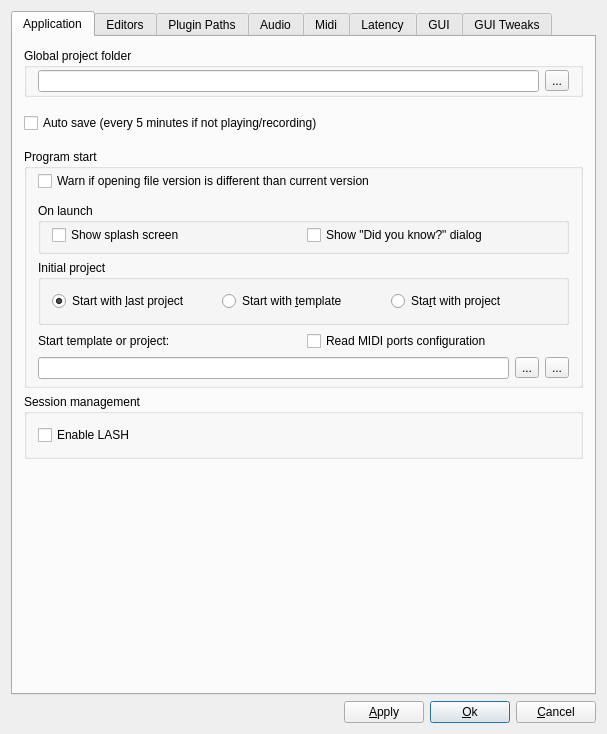
Old version of the form src/muse/components/gensetbase.ui in the repository emrum/muse.
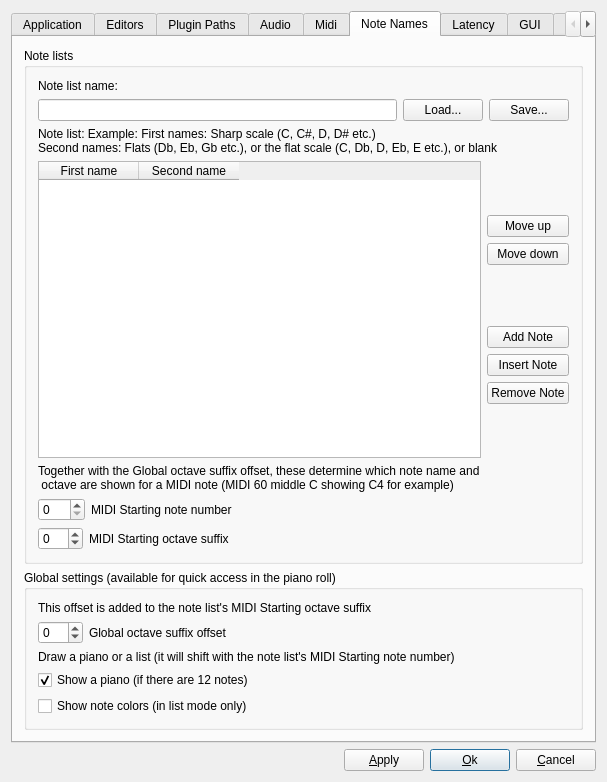
New version of the form. The open tabs and pages were chosen to show the change.

Commit message: Issue 1308 fixes: Feat req Adjustable Middle C

The edit to the form file:
```diff
--- a/src/muse/components/gensetbase.ui
+++ b/src/muse/components/gensetbase.ui
@@ -7,7 +7,7 @@
     <x>0</x>
     <y>0</y>
     <width>607</width>
-    <height>734</height>
+    <height>782</height>
    </rect>
   </property>
   <property name="windowTitle">
@@ -1618,6 +1618,341 @@
        </item>
       </layout>
      </widget>
+     <widget class="QWidget" name="noteNameTab">
+      <attribute name="title">
+       <string>Note Names</string>
+      </attribute>
+      <layout class="QVBoxLayout" name="verticalLayout_30">
+       <item>
+        <widget class="QGroupBox" name="groupBox_11">
+         <property name="title">
+          <string>Note lists</string>
+         </property>
+         <layout class="QVBoxLayout" name="verticalLayout_29">
+          <item>
+           <widget class="QLabel" name="label_2">
+            <property name="text">
+             <string>Note list name:</string>
+            </property>
+           </widget>
+          </item>
+          <item>
+           <layout class="QHBoxLayout" name="horizontalLayout_9">
+            <item>
+             <widget class="QLineEdit" name="noteNameListName"/>
+            </item>
+            <item>
+             <widget class="QPushButton" name="noteNamesLoad">
+              <property name="text">
+               <string>Load...</string>
+              </property>
+             </widget>
+            </item>
+            <item>
+             <widget class="QPushButton" name="noteNamesSave">
+              <property name="text">
+               <string>Save...</string>
+              </property>
+             </widget>
+            </item>
+           </layout>
+          </item>
+          <item>
+           <widget class="QLabel" name="label_4">
+            <property name="text">
+             <string>Note list: Example: First names: Sharp scale (C, C#, D, D# etc.)
+Second names: Flats (Db, Eb, Gb etc.), or the flat scale (C, Db, D, Eb, E etc.), or blank</string>
+            </property>
+           </widget>
+          </item>
+          <item>
+           <layout class="QHBoxLayout" name="horizontalLayout_11">
+            <item>
+             <widget class="QTableWidget" name="noteNameTable">
+              <property name="selectionMode">
+               <enum>QAbstractItemView::SingleSelection</enum>
+              </property>
+              <property name="selectionBehavior">
+               <enum>QAbstractItemView::SelectRows</enum>
+              </property>
+              <column>
+               <property name="text">
+                <string>First name</string>
+               </property>
+              </column>
+              <column>
+               <property name="text">
+                <string>Second name</string>
+               </property>
+              </column>
+             </widget>
+            </item>
+            <item>
+             <layout class="QVBoxLayout" name="verticalLayout_27">
+              <item>
+               <spacer name="verticalSpacer_2">
+                <property name="orientation">
+                 <enum>Qt::Vertical</enum>
+                </property>
+                <property name="sizeHint" stdset="0">
+                 <size>
+                  <width>20</width>
+                  <height>40</height>
+                 </size>
+                </property>
+               </spacer>
+              </item>
+              <item>
+               <widget class="QPushButton" name="noteNameMoveUp">
+                <property name="text">
+                 <string>Move up</string>
+                </property>
+               </widget>
+              </item>
+              <item>
+               <widget class="QPushButton" name="noteNameMoveDown">
+                <property name="text">
+                 <string>Move down</string>
+                </property>
+               </widget>
+              </item>
+              <item>
+               <spacer name="verticalSpacer_16">
+                <property name="orientation">
+                 <enum>Qt::Vertical</enum>
+                </property>
+                <property name="sizeHint" stdset="0">
+                 <size>
+                  <width>20</width>
+                  <height>40</height>
+                 </size>
+                </property>
+               </spacer>
+              </item>
+              <item>
+               <widget class="QPushButton" name="noteNameAdd">
+                <property name="text">
+                 <string>Add Note</string>
+                </property>
+               </widget>
+              </item>
+              <item>
+               <widget class="QPushButton" name="noteNameInsert">
+                <property name="text">
+                 <string>Insert Note</string>
+                </property>
+               </widget>
+              </item>
+              <item>
+               <widget class="QPushButton" name="noteNameDel">
+                <property name="text">
+                 <string>Remove Note</string>
+                </property>
+               </widget>
+              </item>
+              <item>
+               <spacer name="verticalSpacer_15">
+                <property name="orientation">
+                 <enum>Qt::Vertical</enum>
+                </property>
+                <property name="sizeHint" stdset="0">
+                 <size>
+                  <width>20</width>
+                  <height>40</height>
+                 </size>
+                </property>
+               </spacer>
+              </item>
+             </layout>
+            </item>
+           </layout>
+          </item>
+          <item>
+           <widget class="QLabel" name="label_16">
+            <property name="text">
+             <string>Together with the Global octave suffix offset, these determine which note name and
+ octave are shown for a MIDI note (MIDI 60 middle C showing C4 for example)</string>
+            </property>
+           </widget>
+          </item>
+          <item>
+           <layout class="QHBoxLayout" name="horizontalLayout_13">
+            <item>
+             <widget class="QSpinBox" name="noteNamesMidiStartingNote">
+              <property name="maximum">
+               <number>127</number>
+              </property>
+             </widget>
+            </item>
+            <item>
+             <widget class="QLabel" name="label_5">
+              <property name="text">
+               <string>MIDI Starting note number</string>
+              </property>
+             </widget>
+            </item>
+            <item>
+             <spacer name="horizontalSpacer_3">
+              <property name="orientation">
+               <enum>Qt::Horizontal</enum>
+              </property>
+              <property name="sizeHint" stdset="0">
+               <size>
+                <width>40</width>
+                <height>20</height>
+               </size>
+              </property>
+             </spacer>
+            </item>
+           </layout>
+          </item>
+          <item>
+           <layout class="QHBoxLayout" name="horizontalLayout_14">
+            <item>
+             <widget class="QSpinBox" name="noteNamesMidiStartingOctave">
+              <property name="minimum">
+               <number>-10</number>
+              </property>
+              <property name="maximum">
+               <number>10</number>
+              </property>
+             </widget>
+            </item>
+            <item>
+             <widget class="QLabel" name="label_6">
+              <property name="text">
+               <string>MIDI Starting octave suffix</string>
+              </property>
+             </widget>
+            </item>
+            <item>
+             <spacer name="horizontalSpacer_5">
+              <property name="orientation">
+               <enum>Qt::Horizontal</enum>
+              </property>
+              <property name="sizeHint" stdset="0">
+               <size>
+                <width>40</width>
+                <height>20</height>
+               </size>
+              </property>
+             </spacer>
+            </item>
+           </layout>
+          </item>
+         </layout>
+        </widget>
+       </item>
+       <item>
+        <widget class="QGroupBox" name="groupBox_12">
+         <property name="title">
+          <string>Global settings (available for quick access in the piano roll)</string>
+         </property>
+         <layout class="QVBoxLayout" name="verticalLayout_28">
+          <item>
+           <widget class="QLabel" name="label_15">
+            <property name="text">
+             <string>This offset is added to the note list's MIDI Starting octave suffix</string>
+            </property>
+           </widget>
+          </item>
+          <item>
+           <layout class="QHBoxLayout" name="horizontalLayout_16">
+            <item>
+             <widget class="QSpinBox" name="noteNamesOctaveOffset">
+              <property name="minimum">
+               <number>-10</number>
+              </property>
+              <property name="maximum">
+               <number>10</number>
+              </property>
+             </widget>
+            </item>
+            <item>
+             <widget class="QLabel" name="label_9">
+              <property name="text">
+               <string>Global octave suffix offset</string>
+              </property>
+             </widget>
+            </item>
+            <item>
+             <spacer name="horizontalSpacer_7">
+              <property name="orientation">
+               <enum>Qt::Horizontal</enum>
+              </property>
+              <property name="sizeHint" stdset="0">
+               <size>
+                <width>40</width>
+                <height>20</height>
+               </size>
+              </property>
+             </spacer>
+            </item>
+           </layout>
+          </item>
+          <item>
+           <widget class="QLabel" name="label_17">
+            <property name="text">
+             <string>Draw a piano or a list (it will shift with the note list's MIDI Starting note number)</string>
+            </property>
+           </widget>
+          </item>
+          <item>
+           <layout class="QHBoxLayout" name="horizontalLayout_15">
+            <item>
+             <widget class="QCheckBox" name="noteNamesShowPiano">
+              <property name="text">
+               <string>Show a piano (if there are 12 notes)</string>
+              </property>
+              <property name="checked">
+               <bool>true</bool>
+              </property>
+             </widget>
+            </item>
+            <item>
+             <spacer name="horizontalSpacer_6">
+              <property name="orientation">
+               <enum>Qt::Horizontal</enum>
+              </property>
+              <property name="sizeHint" stdset="0">
+               <size>
+                <width>40</width>
+                <height>20</height>
+               </size>
+              </property>
+             </spacer>
+            </item>
+           </layout>
+          </item>
+          <item>
+           <layout class="QHBoxLayout" name="horizontalLayout_12">
+            <item>
+             <widget class="QCheckBox" name="noteNamesShowNoteColors">
+              <property name="text">
+               <string>Show note colors (in list mode only)</string>
+              </property>
+             </widget>
+            </item>
+            <item>
+             <spacer name="horizontalSpacer_2">
+              <property name="orientation">
+               <enum>Qt::Horizontal</enum>
+              </property>
+              <property name="sizeHint" stdset="0">
+               <size>
+                <width>40</width>
+                <height>20</height>
+               </size>
+              </property>
+             </spacer>
+            </item>
+           </layout>
+          </item>
+         </layout>
+        </widget>
+       </item>
+      </layout>
+     </widget>
      <widget class="QWidget" name="latencyTab">
       <attribute name="title">
        <string>Latency</string>
```
Left out of the diff: 8 changed lines with no effect on the pictures. The commit also changes 66 other files.
